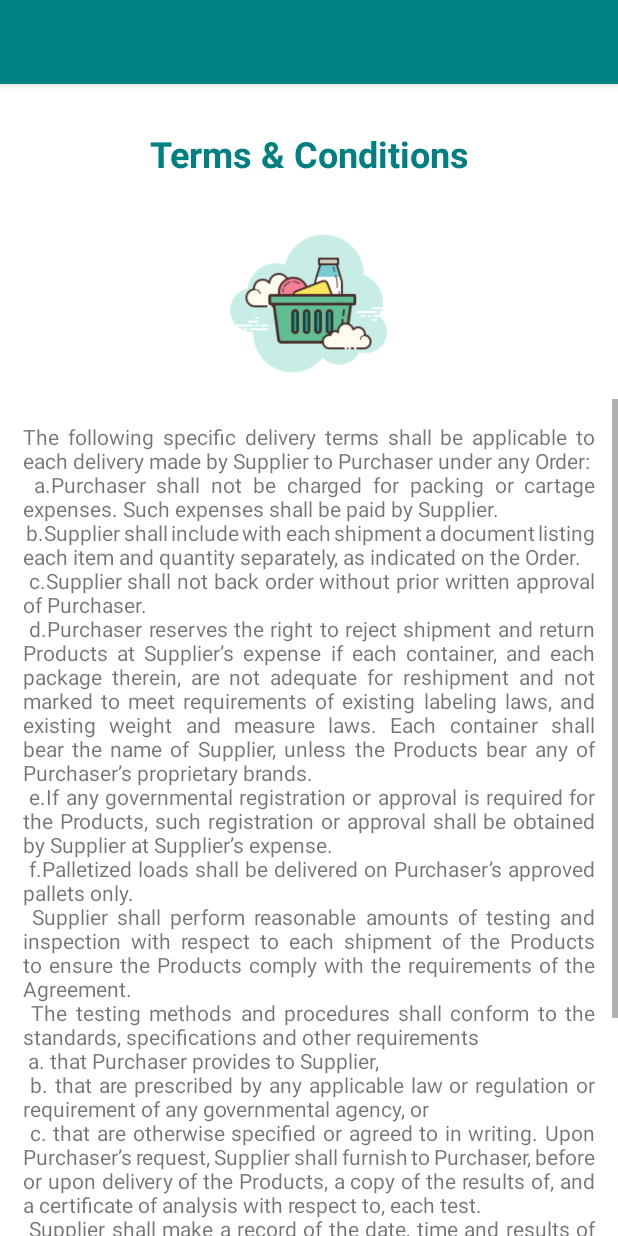
After one commit to afshanaffu26/StockItUp, an Android app: the TermsActivity screen opened directly, with no data from a screen before it, on a phone screen of 412 x 824 dp. The commit adds this screen. Run offline under Robolectric (Android 15) with nearby library versions, the phone set to English and light mode, and no system bars.

Commit message:
Terms&Conditions Activity Added

```diff
--- a/app/src/main/AndroidManifest.xml
+++ b/app/src/main/AndroidManifest.xml
@@ -9,7 +9,8 @@
         android:roundIcon="@mipmap/ic_launcher_round"
         android:supportsRtl="true"
         android:theme="@style/AppTheme">
-        <activity android:name=".ForgotActivity"></activity>
+        <activity android:name=".TermsActivity"></activity>
+        <activity android:name=".ForgotActivity" />
         <activity android:name=".SignUpActivity" />
         <activity android:name=".LoginActivity" />
         <activity android:name=".SplashActivity">
--- a/app/src/main/java/com/example/stockitup/SignUpActivity.java
+++ b/app/src/main/java/com/example/stockitup/SignUpActivity.java
@@ -11,18 +11,20 @@ import android.widget.TextView;
 public class SignUpActivity extends AppCompatActivity implements View.OnClickListener {
 
     TextView txtLogin;
+    TextView txtConditions;
 
     @Override
     protected void onCreate(Bundle savedInstanceState) {
         super.onCreate(savedInstanceState);
         setContentView(R.layout.activity_sign_up);
-
         Toolbar toolbar = findViewById(R.id.toolbar);
         setSupportActionBar(toolbar);
         getSupportActionBar().setTitle("StockItUp");
 
         txtLogin = findViewById(R.id.txtLogin);
         txtLogin.setOnClickListener(this);
+        txtConditions = findViewById(R.id.txtConditions);
+        txtConditions.setOnClickListener(this);
     }
 
     @Override
@@ -32,6 +34,9 @@ public class SignUpActivity extends AppCompatActivity implements View.OnClickLis
             case R.id.txtLogin:
                 startActivity(new Intent(this,LoginActivity.class));
                 break;
+            case R.id.txtConditions:
+                startActivity(new Intent(getApplicationContext(), TermsActivity.class));
+                break;
         }
     }
 }
--- /dev/null
+++ b/app/src/main/java/com/example/stockitup/TermsActivity.java
@@ -0,0 +1,14 @@
+package com.example.stockitup;
+
+import androidx.appcompat.app.AppCompatActivity;
+
+import android.os.Bundle;
+
+public class TermsActivity extends AppCompatActivity {
+
+    @Override
+    protected void onCreate(Bundle savedInstanceState) {
+        super.onCreate(savedInstanceState);
+        setContentView(R.layout.activity_terms);
+    }
+}
--- a/app/src/main/res/layout/activity_sign_up.xml
+++ b/app/src/main/res/layout/activity_sign_up.xml
@@ -118,7 +118,7 @@
                         />
 
                     <TextView
-                        android:id="@+id/conditions"
+                        android:id="@+id/txtConditions"
                         android:layout_width="wrap_content"
                         android:layout_height="wrap_content"
                         android:singleLine="false"
--- /dev/null
+++ b/app/src/main/res/layout/activity_terms.xml
@@ -0,0 +1,78 @@
+<?xml version="1.0" encoding="utf-8"?>
+<RelativeLayout xmlns:android="http://schemas.android.com/apk/res/android"
+    xmlns:app="http://schemas.android.com/apk/res-auto"
+    xmlns:tools="http://schemas.android.com/tools"
+    android:layout_width="match_parent"
+    android:layout_height="match_parent"
+    android:background="#ffffff"
+    android:orientation="vertical"
+    tools:context=".TermsActivity">
+
+    <ProgressBar
+        android:visibility="gone"
+        android:id="@+id/progressbar"
+        android:layout_centerHorizontal="true"
+        android:layout_centerVertical="true"
+        android:layout_width="wrap_content"
+        android:layout_height="wrap_content" />
+
+    <LinearLayout
+        android:layout_width="match_parent"
+        android:layout_height="match_parent"
+        android:orientation="vertical">
+        <include
+            android:id="@+id/toolbar"
+            layout="@layout/toolbar" />
+
+        <TextView
+            android:id="@+id/help"
+            android:layout_width="match_parent"
+            android:layout_height="wrap_content"
+            android:layout_marginTop="30dp"
+            android:gravity="center"
+            android:textStyle="bold"
+            android:text="Terms &amp; Conditions"
+            android:textColor="@color/colorText"
+            android:textSize="24sp" />
+
+        <ImageView
+            android:id="@+id/imageView"
+            android:layout_width="138dp"
+            android:layout_height="127dp"
+            android:layout_gravity="center"
+            android:layout_marginTop="20dp"
+            app:srcCompat="@drawable/splash" />
+
+
+        <ScrollView
+            android:layout_width="match_parent"
+            android:layout_height="wrap_content">
+
+            <LinearLayout
+                android:layout_width="match_parent"
+                android:layout_height="match_parent"
+                android:orientation="vertical">
+
+                <TextView
+                    android:id="@+id/textView"
+                    android:layout_width="match_parent"
+                    android:layout_height="match_parent"
+                    android:layout_margin="10dp"
+                    android:layout_marginBottom="20dp"
+                    android:justificationMode="inter_word"
+                    android:padding="5dp"
+                    android:text="The following specific delivery terms shall be applicable to each delivery made by Supplier to Purchaser under any Order:\n
+a.Purchaser shall not be charged for packing or cartage expenses. Such expenses shall be paid by Supplier.\n
+b.Supplier shall include with each shipment a document listing each item and quantity separately, as indicated on the Order.\n
+c.Supplier shall not back order without prior written approval of Purchaser.\n
+d.Purchaser reserves the right to reject shipment and return Products at Supplier’s expense if each container, and each package therein, are not adequate for reshipment and not marked to meet requirements of existing labeling laws, and existing weight and measure laws. Each container shall bear the name of Supplier, unless the Products bear any of Purchaser’s proprietary brands.\n
+e.If any governmental registration or approval is required for the Products, such registration or approval shall be obtained by Supplier at Supplier’s expense.\n
+f.Palletized loads shall be delivered on Purchaser’s approved pallets only.\n Supplier shall perform reasonable amounts of testing and inspection with respect to each shipment of the Products to ensure the Products comply with the requirements of the Agreement.\n The testing methods and procedures shall conform to the standards, specifications and other requirements \n a. that Purchaser provides to Supplier, \n b. that are prescribed by any applicable law or regulation or requirement of any governmental agency, or \n c. that are otherwise specified or agreed to in writing. Upon Purchaser’s request, Supplier shall furnish to Purchaser, before or upon delivery of the Products, a copy of the results of, and a certificate of analysis with respect to, each test. \n Supplier shall make a record of the date, time and results of each test and the testing procedure used and shall retain all inspection and test records for two years after the Products are delivered to Purchaser or for any reasonable additional period that Purchaser specifies. \n Upon Purchaser’s reasonable request from time to time, Supplier shall furnish copies of the records to Purchaser at no charge. Additionally, Supplier shall cause to be performed, at its sole expense, all third-party testing Purchaser may reasonably request to determine whether Products provided to Purchaser under the Agreement conform to the standards, specifications and other requirements of the Agreement." />
+
+            </LinearLayout>
+        </ScrollView>
+
+
+    </LinearLayout>
+
+</RelativeLayout>
--- a/build.gradle
+++ b/build.gradle
@@ -5,7 +5,7 @@ buildscript {
         jcenter()
     }
     dependencies {
-        classpath "com.android.tools.build:gradle:4.0.0"
+        classpath 'com.android.tools.build:gradle:4.0.1'
 
         // NOTE: Do not place your application dependencies here; they belong
         // in the individual module build.gradle files
```
